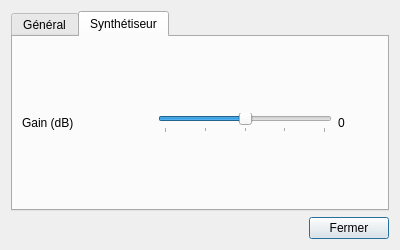
davy7125/polyphone, file trunk/gui_divers/config.ui: the form before one commit.
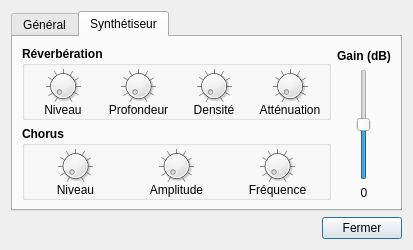
The form after the commit. The open tabs and pages were chosen to show the change. Icons and pictures are not drawn.

Commit message: Version 0.5  - automatic sample association left-right for samples whose names only differ by the last letter R/L  - global setting tool improvements  	- visualisation of the octaves in the graph  	- random generation changing the distribution  	- graphical interactions  - synth improvement: reverb and chorus  - audio: lowered latency using default driver and fixed a bug with Asio

The edit to the form file:
```diff
--- a/trunk/gui_divers/config.ui
+++ b/trunk/gui_divers/config.ui
@@ -9,20 +9,20 @@
    <rect>
     <x>0</x>
     <y>0</y>
-    <width>400</width>
+    <width>413</width>
     <height>250</height>
    </rect>
   </property>
   <property name="minimumSize">
    <size>
-    <width>400</width>
+    <width>413</width>
     <height>250</height>
    </size>
   </property>
   <property name="maximumSize">
    <size>
     <width>413</width>
-    <height>250</height>
+    <height>283</height>
    </size>
   </property>
   <property name="windowTitle">
@@ -117,11 +117,336 @@
       <attribute name="title">
        <string>Synthétiseur</string>
       </attribute>
-      <layout class="QGridLayout" name="gridLayout">
-       <item row="1" column="1">
-        <layout class="QHBoxLayout" name="horizontalLayout_2">
+      <layout class="QHBoxLayout" name="horizontalLayout_3">
+       <item>
+        <layout class="QVBoxLayout" name="verticalLayout_2">
+         <item>
+          <widget class="QGroupBox" name="groupBox">
+           <property name="sizePolicy">
+            <sizepolicy hsizetype="Expanding" vsizetype="Preferred">
+             <horstretch>0</horstretch>
+             <verstretch>0</verstretch>
+            </sizepolicy>
+           </property>
+           <property name="font">
+            <font>
+             <weight>75</weight>
+             <bold>true</bold>
+            </font>
+           </property>
+           <property name="title">
+            <string>Réverbération</string>
+           </property>
+           <property name="alignment">
+            <set>Qt::AlignLeading|Qt::AlignLeft|Qt::AlignTop</set>
+           </property>
+           <property name="flat">
+            <bool>true</bool>
+           </property>
+           <property name="checkable">
+            <bool>false</bool>
+           </property>
+           <layout class="QGridLayout" name="gridLayout">
+            <property name="leftMargin">
+             <number>0</number>
+            </property>
+            <property name="topMargin">
+             <number>3</number>
+            </property>
+            <property name="rightMargin">
+             <number>0</number>
+            </property>
+            <property name="bottomMargin">
+             <number>0</number>
+            </property>
+            <property name="spacing">
+             <number>0</number>
+            </property>
+            <item row="2" column="0">
+             <widget class="QLabel" name="label_6">
+              <property name="font">
+               <font>
+                <weight>50</weight>
+                <bold>false</bold>
+               </font>
+              </property>
+              <property name="text">
+               <string>Niveau</string>
+              </property>
+              <property name="alignment">
+               <set>Qt::AlignCenter</set>
+              </property>
+             </widget>
+            </item>
+            <item row="0" column="0">
+             <widget class="QDial" name="dialRevNiveau">
+              <property name="maximum">
+               <number>100</number>
+              </property>
+              <property name="notchTarget">
+               <double>10.000000000000000</double>
+              </property>
+              <property name="notchesVisible">
+               <bool>true</bool>
+              </property>
+             </widget>
+            </item>
+            <item row="0" column="1">
+             <widget class="QDial" name="dialRevProfondeur">
+              <property name="maximum">
+               <number>100</number>
+              </property>
+              <property name="notchTarget">
+               <double>10.000000000000000</double>
+              </property>
+              <property name="notchesVisible">
+               <bool>true</bool>
+              </property>
+             </widget>
+            </item>
+            <item row="0" column="2">
+             <widget class="QDial" name="dialRevDensite">
+              <property name="maximum">
+               <number>100</number>
+              </property>
+              <property name="notchTarget">
+               <double>10.000000000000000</double>
+              </property>
+              <property name="notchesVisible">
+               <bool>true</bool>
+              </property>
+             </widget>
+            </item>
+            <item row="0" column="3">
+             <widget class="QDial" name="dialRevAttenuation">
+              <property name="maximum">
+               <number>100</number>
+              </property>
+              <property name="notchTarget">
+               <double>10.000000000000000</double>
+              </property>
+              <property name="notchesVisible">
+               <bool>true</bool>
+              </property>
+             </widget>
+            </item>
+            <item row="2" column="1">
+             <widget class="QLabel" name="label_7">
+              <property name="font">
+               <font>
+                <weight>50</weight>
+                <bold>false</bold>
+               </font>
+              </property>
+              <property name="text">
+               <string>Profondeur</string>
+              </property>
+              <property name="alignment">
+               <set>Qt::AlignCenter</set>
+              </property>
+             </widget>
+            </item>
+            <item row="2" column="2">
+             <widget class="QLabel" name="label_8">
+              <property name="font">
+               <font>
+                <weight>50</weight>
+                <bold>false</bold>
+               </font>
+              </property>
+              <property name="text">
+               <string>Densité</string>
+              </property>
+              <property name="alignment">
+               <set>Qt::AlignCenter</set>
+              </property>
+             </widget>
+            </item>
+            <item row="2" column="3">
+             <widget class="QLabel" name="label_9">
+              <property name="font">
+               <font>
+                <weight>50</weight>
+                <bold>false</bold>
+               </font>
+              </property>
+              <property name="text">
+               <string>Atténuation</string>
+              </property>
+              <property name="alignment">
+               <set>Qt::AlignCenter</set>
+              </property>
+             </widget>
+            </item>
+           </layout>
+          </widget>
+         </item>
+         <item>
+          <widget class="QGroupBox" name="groupBox_2">
+           <property name="sizePolicy">
+            <sizepolicy hsizetype="Expanding" vsizetype="Preferred">
+             <horstretch>0</horstretch>
+             <verstretch>0</verstretch>
+            </sizepolicy>
+           </property>
+           <property name="font">
+            <font>
+             <weight>75</weight>
+             <bold>true</bold>
+            </font>
+           </property>
+           <property name="title">
+            <string>Chorus</string>
+           </property>
+           <property name="alignment">
+            <set>Qt::AlignLeading|Qt::AlignLeft|Qt::AlignTop</set>
+           </property>
+           <property name="flat">
+            <bool>true</bool>
+           </property>
+           <layout class="QGridLayout" name="gridLayout_3">
+            <property name="leftMargin">
+             <number>0</number>
+            </property>
+            <property name="topMargin">
+             <number>3</number>
+            </property>
+            <property name="rightMargin">
+             <number>0</number>
+            </property>
+            <property name="bottomMargin">
+             <number>0</number>
+            </property>
+            <property name="spacing">
+             <number>0</number>
+            </property>
+            <item row="1" column="0">
+             <widget class="QLabel" name="label_10">
+              <property name="font">
+               <font>
+                <weight>50</weight>
+                <bold>false</bold>
+               </font>
+              </property>
+              <property name="text">
+               <string>Niveau</string>
+              </property>
+              <property name="alignment">
+               <set>Qt::AlignCenter</set>
+              </property>
+             </widget>
+            </item>
+            <item row="0" column="2">
+             <widget class="QDial" name="dialChoFrequence">
+              <property name="maximum">
+               <number>100</number>
+              </property>
+              <property name="notchTarget">
+               <double>10.000000000000000</double>
+              </property>
+              <property name="notchesVisible">
+               <bool>true</bool>
+              </property>
+             </widget>
+            </item>
+            <item row="0" column="0">
+             <widget class="QDial" name="dialChoNiveau">
+              <property name="maximum">
+               <number>100</number>
+              </property>
+              <property name="notchTarget">
+               <double>10.000000000000000</double>
+              </property>
+              <property name="notchesVisible">
+               <bool>true</bool>
+              </property>
+             </widget>
+            </item>
+            <item row="1" column="2">
+             <widget class="QLabel" name="label_12">
+              <property name="font">
+               <font>
+                <weight>50</weight>
+                <bold>false</bold>
+               </font>
+              </property>
+              <property name="text">
+               <string>Fréquence</string>
+              </property>
+              <property name="alignment">
+               <set>Qt::AlignCenter</set>
+              </property>
+             </widget>
+            </item>
+            <item row="1" column="1">
+             <widget class="QLabel" name="label_11">
+              <property name="font">
+               <font>
+                <weight>50</weight>
+                <bold>false</bold>
+               </font>
+              </property>
+              <property name="text">
+               <string>Amplitude</string>
+              </property>
+              <property name="alignment">
+               <set>Qt::AlignCenter</set>
+              </property>
+             </widget>
+            </item>
+            <item row="0" column="1">
+             <widget class="QDial" name="dialChoAmplitude">
+              <property name="maximum">
+               <number>100</number>
+              </property>
+              <property name="notchTarget">
+               <double>10.000000000000000</double>
+              </property>
+              <property name="notchesVisible">
+               <bool>true</bool>
+              </property>
+             </widget>
+            </item>
+           </layout>
+          </widget>
+         </item>
+        </layout>
+       </item>
+       <item>
+        <layout class="QVBoxLayout" name="verticalLayout_3">
+         <property name="topMargin">
+          <number>3</number>
+         </property>
+         <item>
+          <widget class="QLabel" name="label_5">
+           <property name="sizePolicy">
+            <sizepolicy hsizetype="Preferred" vsizetype="Preferred">
+             <horstretch>0</horstretch>
+             <verstretch>0</verstretch>
+            </sizepolicy>
+           </property>
+           <property name="font">
+            <font>
+             <weight>75</weight>
+             <bold>true</bold>
+            </font>
+           </property>
+           <property name="text">
+            <string>Gain (dB)</string>
+           </property>
+           <property name="alignment">
+            <set>Qt::AlignCenter</set>
+           </property>
+          </widget>
+         </item>
          <item>
           <widget class="QSlider" name="sliderGain">
+           <property name="sizePolicy">
+            <sizepolicy hsizetype="Preferred" vsizetype="Expanding">
+             <horstretch>0</horstretch>
+             <verstretch>0</verstretch>
+            </sizepolicy>
+           </property>
            <property name="minimum">
             <number>-50</number>
            </property>
@@ -129,10 +454,10 @@
             <number>50</number>
            </property>
            <property name="orientation">
-            <enum>Qt::Horizontal</enum>
+            <enum>Qt::Vertical</enum>
            </property>
            <property name="tickPosition">
-            <enum>QSlider::TicksBelow</enum>
+            <enum>QSlider::NoTicks</enum>
            </property>
            <property name="tickInterval">
             <number>25</number>
@@ -143,30 +468,20 @@
           <widget class="QLabel" name="labelGain">
            <property name="minimumSize">
             <size>
-             <width>40</width>
+             <width>30</width>
              <height>0</height>
             </size>
            </property>
            <property name="text">
             <string>0</string>
            </property>
+           <property name="alignment">
+            <set>Qt::AlignCenter</set>
+           </property>
           </widget>
          </item>
         </layout>
        </item>
-       <item row="1" column="0">
-        <widget class="QLabel" name="label_5">
-         <property name="minimumSize">
-          <size>
-           <width>130</width>
-           <height>0</height>
-          </size>
-         </property>
-         <property name="text">
-          <string>Gain (dB)</string>
-         </property>
-        </widget>
-       </item>
       </layout>
      </widget>
     </widget>
```
The commit also changes 638 other files.
